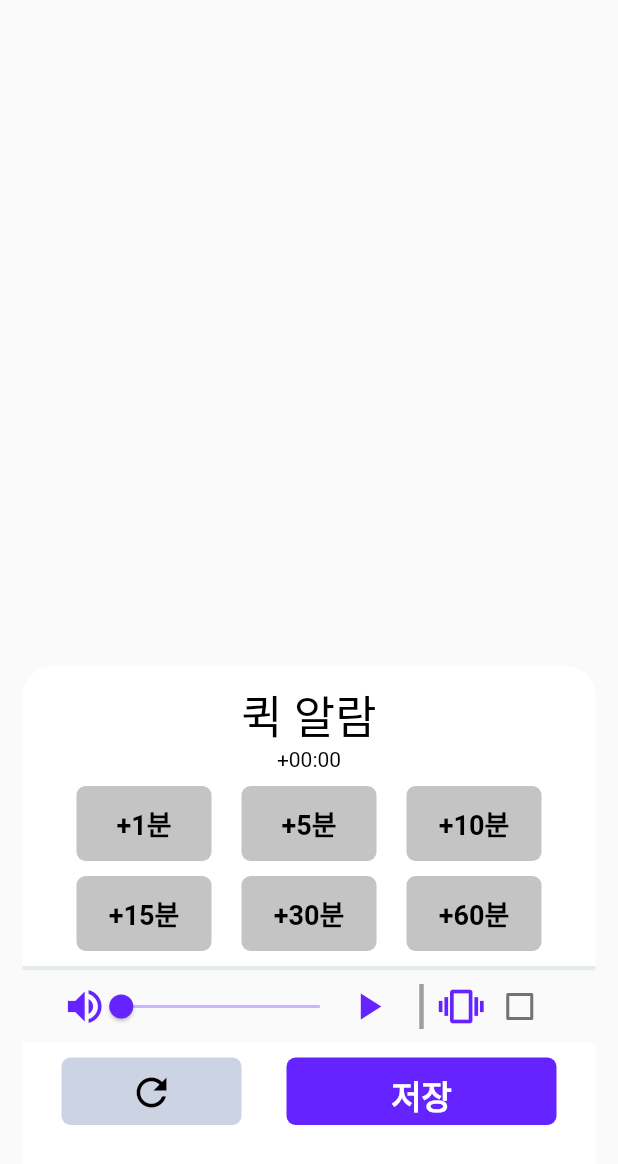
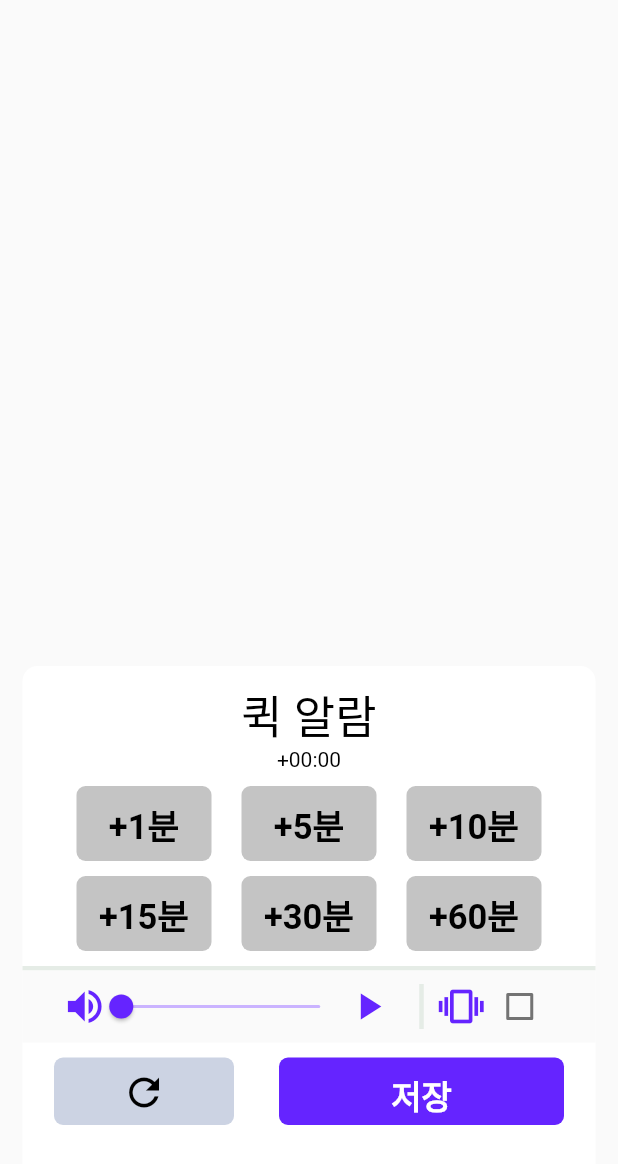
Before and after one commit to im-sg99/Flutter_Alarm, a Flutter app: the QuickSettingPage widget shown alone on an empty page, opened directly, on a phone screen of 412 x 824 dp. Shown: the top 1164 px of the screen. Run offline on Flutter 3.47's test engine with Material 2 defaults, Android fonts, the phone set to English and light mode, and no system bars; our stand-ins replace animated_splash_screen, flutter_speed_dial, flutter_time_picker_spinner; missing offline and left inert: android_alarm_manager_plus.

Commit message:
Feat: Quick setting button edit

```diff
--- a/lib/alarm_quick_setting.dart
+++ b/lib/alarm_quick_setting.dart
@@ -8,47 +8,66 @@ class QuickSettingPage extends StatefulWidget {
 }
 
 class _QuickSettingPageState extends State<QuickSettingPage> {
-
   double _volumeScale = 1.0;
   bool _setVibration = false;
-  bool toggle = false;
+  bool _toggle = false; // toggle -> _toggle <진동민 : 변경>
+  int _time = 0;
 
   @override
   Widget build(BuildContext context) {
+    String hourStr = '${_time ~/ 60}'.padLeft(2, '0');
+    String minStr = '${_time % 60}'.padLeft(2, '0');
     return Align(
       alignment: Alignment.bottomCenter,
       child: Container(
         height: 360,
-        margin: const EdgeInsets.only(bottom: 20, left: 15, right:15),
+        margin: const EdgeInsets.only(bottom: 20, left: 15, right: 15),
         decoration: BoxDecoration(
           color: Colors.white,
-          borderRadius: BorderRadius.circular(20),
+          borderRadius: BorderRadius.circular(10), // 20 -> 10 <진동민: 변경>
         ),
         child: SizedBox.expand(
           child: Column(
             children: [
-              _buildSizedBox(),
-              const Text("퀵 알람",style: TextStyle(decoration: TextDecoration.none, color: Colors.black, fontSize: 30),),
-              const Text("+00:00",style: TextStyle(decoration: TextDecoration.none, color: Colors.black),),
-              _buildSizedBox(),
+              _buildHeightBox(),
+              const Text(
+                "퀵 알람",
+                style: TextStyle(
+                  decoration: TextDecoration.none,
+                  color: Colors.black,
+                  fontSize: 30,
+                ),
+              ),
+              Text( // const 제거 <진동민: 변경>
+                '+$hourStr:$minStr', // "+00:00" <진동민: 변경>
+                style: const TextStyle(
+                    decoration: TextDecoration.none,
+                    color: Colors.black
+                ),
+              ),
+              _buildHeightBox(),
               Row(
                 mainAxisAlignment: MainAxisAlignment.center,
                 children: [
-                  _build1minute(),
-                  _build5minute(),
-                  _build10minute()
+                  _buildMinBtn(min: 1),
+                  _buildWidthBox(),
+                  _buildMinBtn(min: 5),
+                  _buildWidthBox(),
+                  _buildMinBtn(min: 10),
                 ],
               ),
-              _buildSizedBox(),
+              _buildHeightBox(),
               Row(
                 mainAxisAlignment: MainAxisAlignment.center,
                 children: [
-                  _build15minute(),
-                  _build30minute(),
-                  _build1Hour()
+                  _buildMinBtn(min: 15),
+                  _buildWidthBox(),
+                  _buildMinBtn(min: 30),
+                  _buildWidthBox(),
+                  _buildMinBtn(min: 60),
                 ],
               ),
-              _buildSizedBox(),
+              _buildHeightBox(),
               _buildLine(),
               Material(
                 child: Row(
@@ -63,14 +82,14 @@ class _QuickSettingPageState extends State<QuickSettingPage> {
                   ],
                 ),
               ),
-              _buildSizedBox(),
+              _buildHeightBox(),
               Row(
                 mainAxisAlignment: MainAxisAlignment.center,
                 children: [
-                  _buildResetButton(),
-                  _buildSaveButton()
+                  _buildResetBtn(),
+                  _buildSaveBtn(),
                 ],
-              )
+              ),
             ],
           ),
         ),
@@ -78,7 +97,7 @@ class _QuickSettingPageState extends State<QuickSettingPage> {
     );
   }
 
-  Widget _build1minute(){
+  Widget _buildMinBtn({required int min}) {  // <진동민 : 추가>
     return Container(
       width: 90,
       height: 50,
@@ -87,149 +106,51 @@ class _QuickSettingPageState extends State<QuickSettingPage> {
         color: const Color(0xffC4C4C4),
       ),
       child: TextButton(
-        onPressed: (){},
-        child: const Text(
-          "+1분",
-          style: TextStyle(
-              fontSize: 18,
+        child: Text(
+          "+$min분",
+          style: const TextStyle(
+            fontSize: 23, // 18 -> 23 <진동민: 변경>
             fontWeight: FontWeight.bold,
-              color: Colors.black
+            color: Colors.black,
           ),
         ),
+        onPressed: () {
+          setState(() {
+            _time += min;
+          });
+        },
       ),
     );
   }
 
-  Widget _build5minute() {
-    return Container(
-      width: 90,
-      height: 50,
-      margin: const EdgeInsets.only(left: 20, right: 20),
-      decoration: BoxDecoration(
-        borderRadius: BorderRadius.circular(6.0),
-        color: const Color(0xffC4C4C4),
-      ),
-      child: TextButton(
-        onPressed: (){},
-        child: const Text(
-          "+5분",
-          style: TextStyle(
-              fontSize: 18,
-              fontWeight: FontWeight.bold,
-              color: Colors.black
-          ),
-        ),
-      ),
-    );
-  }
-
-  Widget _build10minute() {
-    return Container(
-      width: 90,
-      height: 50,
-      decoration: BoxDecoration(
-        borderRadius: BorderRadius.circular(6.0),
-        color: const Color(0xffC4C4C4),
-      ),
-      child: TextButton(
-        onPressed: (){},
-        child: const Text(
-          "+10분",
-          style: TextStyle(
-              fontSize: 18,
-              fontWeight: FontWeight.bold,
-              color: Colors.black
-          ),
-        ),
-      ),
-    );
-  }
-
-  Widget _build15minute(){
-    return Container(
-      width: 90,
-      height: 50,
-      decoration: BoxDecoration(
-        borderRadius: BorderRadius.circular(6.0),
-        color: const Color(0xffC4C4C4),
-      ),
-      child: TextButton(
-        onPressed: (){},
-        child: const Text(
-          "+15분",
-          style: TextStyle(
-              fontSize: 18,
-              fontWeight: FontWeight.bold,
-              color: Colors.black
-          ),
-        ),
-      ),
-    );
-  }
-
-  Widget _build30minute() {
-    return Container(
-      width: 90,
-      height: 50,
-      margin: const EdgeInsets.only(left: 20, right: 20),
-      decoration: BoxDecoration(
-        borderRadius: BorderRadius.circular(6.0),
-        color: const Color(0xffC4C4C4),
-      ),
-      child: TextButton(
-        onPressed: (){},
-        child: const Text(
-          "+30분",
-          style: TextStyle(
-              fontSize: 18,
-              fontWeight: FontWeight.bold,
-              color: Colors.black
-          ),
-        ),
-      ),
-    );
-  }
-
-  Widget _build1Hour() {
-    return Container(
-      width: 90,
-      height: 50,
-      decoration: BoxDecoration(
-        borderRadius: BorderRadius.circular(6.0),
-        color: const Color(0xffC4C4C4),
-      ),
-      child: TextButton(
-        onPressed: (){},
-        child: const Text(
-          "+60분",
-          style: TextStyle(
-              fontSize: 18,
-              fontWeight: FontWeight.bold,
-              color: Colors.black
-          ),
-        ),
-      ),
-    );
-  }
-
-  Widget _buildSizedBox(){
+  Widget _buildHeightBox() {  // <진동민: 함수이름변경>
     return const SizedBox(
       height: 10,
     );
   }
 
-  Widget _buildLine(){
+  Widget _buildWidthBox() { // <진동민: 추가>
+    return const SizedBox(
+      width: 20,
+    );
+  }
+
+  Widget _buildLine() {
     return Container(
       color: const Color(0xffE5EcE6),
       height: 3,
     );
   }
 
-  Widget _volumeIcon(){
-    return const Icon(Icons.volume_up,color: Color(0xff6524FF),size: 30,);
+  Widget _volumeIcon() {
+    return const Icon(
+      Icons.volume_up,
+      color: Color(0xff6524FF),
+      size: 30,
+    );
   }
 
-  Widget _volumeSlider(){
+  Widget _volumeSlider() {
     return SizedBox(
       width: 150,
       height: 2,
@@ -245,8 +166,8 @@ class _QuickSettingPageState extends State<QuickSettingPage> {
         ),
         child: Slider(
           value: _volumeScale,
-          onChanged: (value){
-            setState(()=> _volumeScale = value);
+          onChanged: (value) {
+            setState(() => _volumeScale = value);
           },
           min: 0,
           max: 100,
@@ -255,41 +176,48 @@ class _QuickSettingPageState extends State<QuickSettingPage> {
     );
   }
 
-  Widget _playButton(){
+  Widget _playButton() {
     return IconButton(
-        onPressed: (){
+        onPressed: () {
           setState(() {
-            toggle = !toggle;
+            _toggle = !_toggle;
           });
         },
-        icon: toggle
-            ?  const Icon(Icons.pause,
+        icon: _toggle
+            ? const Icon(
+          Icons.pause,
           size: 30,
-          color: Color(0xff6524FF),)
-            : const Icon(Icons.play_arrow,
+          color: Color(0xff6524FF),
+        )
+            : const Icon(
+          Icons.play_arrow,
           size: 30,
-          color: Color(0xff6524FF),)
-
+          color: Color(0xff6524FF),
+        )
     );
   }
 
-  Widget _vibIcon(){
-    return const Icon(Icons.vibration, color: Color(0xff6524FF),size: 30,);
-  }
-
-  Widget _containerLine(){
+  Widget _containerLine() {
     return Container(
-      margin: const EdgeInsets.only(left: 10,right: 10),
+      margin: const EdgeInsets.only(left: 10, right: 10),
       width: 3,
       height: 30,
-      color: Colors.grey,
+      color: const Color(0xffE5ECE6), // 색변경 <진동민:변경>
     );
   }
 
-  Widget _vibCheck(){
+  Widget _vibIcon() {
+    return const Icon(
+      Icons.vibration,
+      color: Color(0xff6524FF),
+      size: 30,
+    );
+  }
+
+  Widget _vibCheck() {
     return Checkbox(
         value: _setVibration,
-        onChanged: (value){
+        onChanged: (value) {
           setState(() {
             _setVibration = !_setVibration;
           });
@@ -297,7 +225,7 @@ class _QuickSettingPageState extends State<QuickSettingPage> {
     );
   }
 
-  Widget _buildResetButton(){
+  Widget _buildResetBtn() { // 이름 변경 <진동민: 변경>
     return Container(
       width: 120,
       height: 45,
@@ -306,36 +234,44 @@ class _QuickSettingPageState extends State<QuickSettingPage> {
         color: const Color(0xffCCD3E3),
       ),
       child: TextButton(
-        onPressed: (){},
         child: const Center(
-            child: Icon(Icons.refresh, color:Color(0xff000000), size: 30,),
+          child: Icon(
+            Icons.refresh,
+            color: Colors.black,
+            size: 30,
           ),
+        ),
+        onPressed: () {
+          setState(() {
+            _time=0;
+          });
+        },
       ),
     );
   }
 
-  Widget _buildSaveButton(){
+  Widget _buildSaveBtn() {
     return Container(
       margin: const EdgeInsets.only(left: 30),
-      width: 180,
+      width: 190, // 180 -> 190으로 변경 <진동민: 변경>
       height: 45,
       decoration: BoxDecoration(
         borderRadius: BorderRadius.circular(6.0),
         color: const Color(0xff6524FF),
       ),
       child: TextButton(
-        onPressed: (){
+        onPressed: () {
           Navigator.pop(context);
         },
         child: const Center(
           child: Text(
             '저장',
             style: TextStyle(
-                  color: Color(0xffFFFFFF),
+              color: Colors.white, // <진동민: 변경>
               fontSize: 22,
-                  fontWeight: FontWeight.bold
+              fontWeight: FontWeight.bold,
             ),
-            )
+          ),
         ),
       ),
     );
```
Lines whose indentation alone changed are shown as unchanged.
